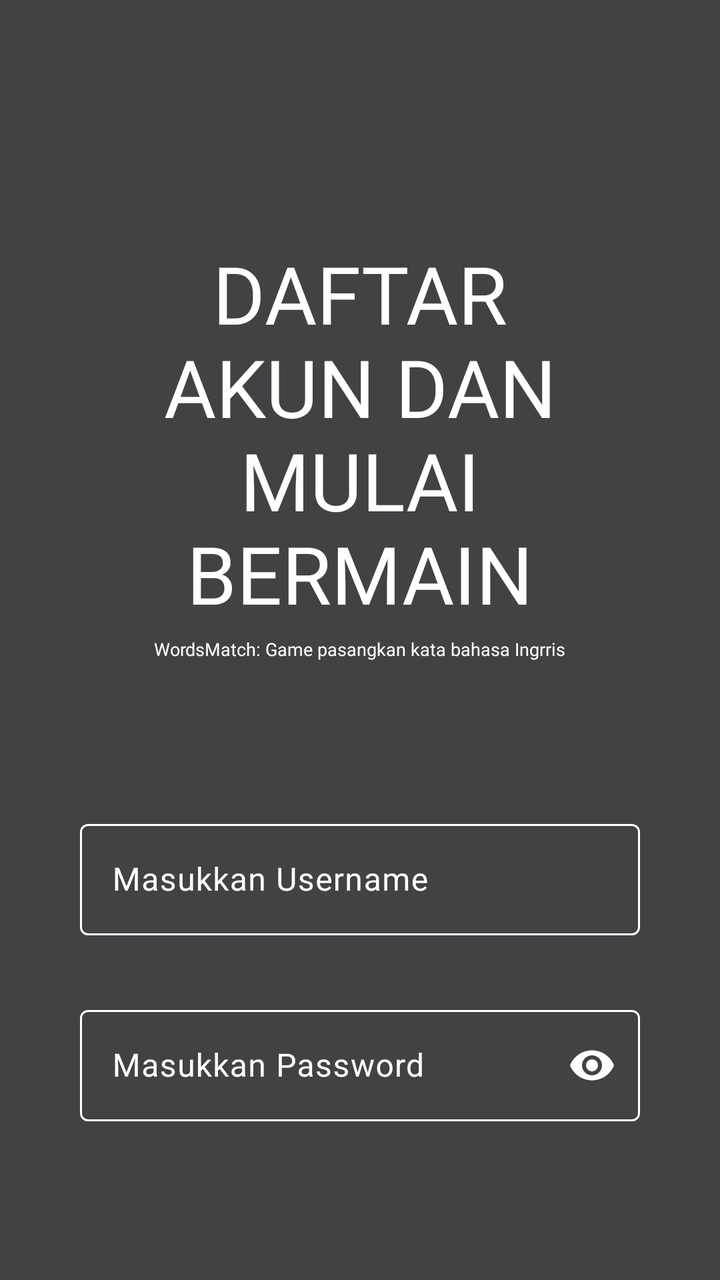
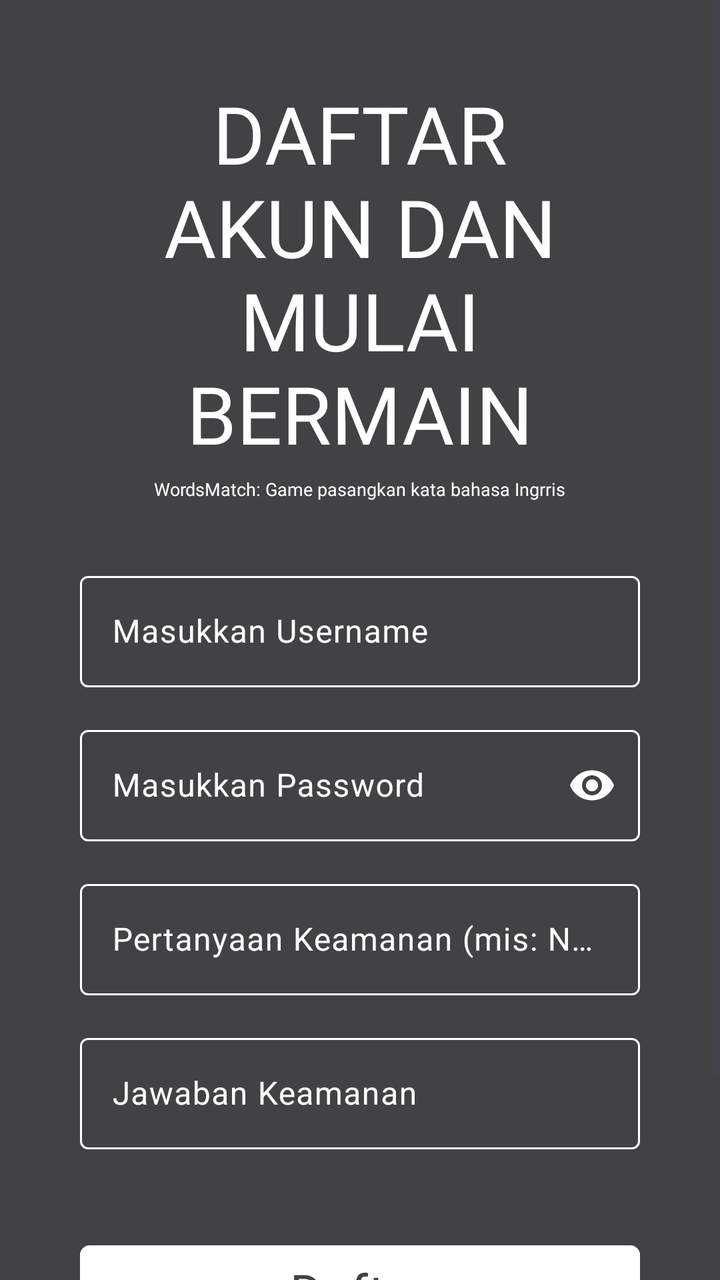

Before-and-after screenshots of an Android layout around one commit, followed by the original layout XML and the change that was made.
<!-- AndroidManifest.xml: application theme Theme.WordsMatch -->
<!-- res/layout/activity_daftar_akun.xml -->
<?xml version="1.0" encoding="utf-8"?>
<LinearLayout xmlns:android="http://schemas.android.com/apk/res/android"
    xmlns:app="http://schemas.android.com/apk/res-auto"
    xmlns:tools="http://schemas.android.com/tools"
    android:id="@+id/main"
    android:layout_width="match_parent"
    android:layout_height="match_parent"
    tools:context=".DaftarAkun"
    android:background="@color/main_color"
    android:orientation="vertical"
    >
    <LinearLayout
        android:layout_width="326dp"
        android:layout_height="wrap_content"
        android:layout_gravity="center"
        android:layout_marginTop="120dp"
        android:orientation="vertical"
        android:gravity="center"
        android:layout_marginBottom="60dp"
        >
        <TextView
            android:layout_width="230dp"
            android:layout_height="wrap_content"
            android:text="DAFTAR AKUN DAN MULAI BERMAIN"
            android:fontFamily="@font/american_captain"
            android:textColor="@color/white"
            android:textSize="40dp"
            android:textAlignment="center"
            android:layout_gravity="center"
            />
        <TextView
            android:layout_marginTop="5dp"
            android:layout_width="wrap_content"
            android:layout_height="wrap_content"
            android:text="WordsMatch: Game pasangkan kata bahasa Ingrris"
            android:textColor="@color/white"
            android:fontFamily="@font/arca_majora_3_bold"
            android:textSize="9dp"
            android:layout_gravity="center"
            />

    </LinearLayout>

    <com.google.android.material.textfield.TextInputLayout
        android:id="@+id/layoutUsername"
        android:layout_width="280dp"
        android:layout_gravity="center"
        android:layout_height="wrap_content"
        android:layout_margin="16dp"
        android:hint="Masukkan Username"
        app:hintTextColor="@color/white"
        android:textColorHint="@color/white"
        app:boxStrokeColor="@color/input_stroke_color"
        >

        <com.google.android.material.textfield.TextInputEditText
            android:id="@+id/inputUsername"
            android:layout_width="match_parent"
            android:layout_height="wrap_content"
            android:textColor="@color/white"
            android:inputType="textPersonName" />

    </com.google.android.material.textfield.TextInputLayout>

    <com.google.android.material.textfield.TextInputLayout
        android:id="@+id/layoutPassword"
        android:layout_width="280dp"
        android:layout_gravity="center"
        android:layout_height="wrap_content"
        android:layout_margin="16dp"
        android:hint="Masukkan Password"
        app:hintTextColor="@color/white"
        android:textColorHint="@color/white"
        app:boxStrokeColor="@color/input_stroke_color"
        app:passwordToggleEnabled="true"
        app:passwordToggleTint="@color/white">

        <com.google.android.material.textfield.TextInputEditText
            android:id="@+id/inputPassword"
            android:layout_width="match_parent"
            android:layout_height="wrap_content"
            android:textColor="@color/white"
            android:inputType="textPassword" />

    </com.google.android.material.textfield.TextInputLayout>

    <LinearLayout
        android:layout_width="280dp"
        android:layout_marginTop="40dp"
        android:layout_gravity="center"
        android:layout_height="wrap_content"
        android:orientation="vertical"
        >

        <Button
            android:id="@+id/btnDaftar"
            android:layout_width="280dp"
            android:layout_height="wrap_content"
            android:layout_gravity="center"
            android:layout_marginTop="24dp"
            android:backgroundTint="@color/white"
            android:fontFamily="@font/american_captain"
            android:text="Daftar"
            android:textColor="@color/main_color"
            android:textSize="25dp"
            app:cornerRadius="5dp" />

        <TextView
            android:id="@+id/tvKeLogin"
            android:layout_width="wrap_content"
            android:layout_height="wrap_content"
            android:layout_gravity="center"
            android:layout_marginTop="16dp"
            android:padding="8dp"
            android:text="Sudah punya akun? Login"
            android:textColor="@color/white"
            />


    </LinearLayout>

</LinearLayout>
<!-- resources referenced by this layout -->
<resources>
  <color name="main_color">#424245</color>
  <color name="white">#FFFFFFFF</color>
  <style name="Theme.WordsMatch" parent="Base.Theme.WordsMatch" />
  <style name="Base.Theme.WordsMatch" parent="Theme.Material3.DayNight.NoActionBar">
          
          
      </style>
</resources>

<!-- the commit's change to res/layout/activity_daftar_akun.xml (unified diff, before → after) -->
@@ -1,122 +1,164 @@
-<?xml version="1.0" encoding="utf-8"?>
-<LinearLayout xmlns:android="http://schemas.android.com/apk/res/android"
+<ScrollView xmlns:android="http://schemas.android.com/apk/res/android"
     xmlns:app="http://schemas.android.com/apk/res-auto"
     xmlns:tools="http://schemas.android.com/tools"
     android:id="@+id/main"
     android:layout_width="match_parent"
     android:layout_height="match_parent"
-    tools:context=".DaftarAkun"
+    android:fillViewport="true"
     android:background="@color/main_color"
-    android:orientation="vertical"
-    >
+    tools:context=".DaftarAkun">
+
     <LinearLayout
-        android:layout_width="326dp"
+        android:layout_width="match_parent"
         android:layout_height="wrap_content"
-        android:layout_gravity="center"
-        android:layout_marginTop="120dp"
         android:orientation="vertical"
         android:gravity="center"
-        android:layout_marginBottom="60dp"
-        >
-        <TextView
-            android:layout_width="230dp"
+        android:paddingTop="40dp"
+        android:paddingBottom="40dp">
+
+        <LinearLayout
+            android:layout_width="326dp"
             android:layout_height="wrap_content"
-            android:text="DAFTAR AKUN DAN MULAI BERMAIN"
-            android:fontFamily="@font/american_captain"
-            android:textColor="@color/white"
-            android:textSize="40dp"
-            android:textAlignment="center"
             android:layout_gravity="center"
-            />
-        <TextView
-            android:layout_marginTop="5dp"
-            android:layout_width="wrap_content"
+            android:orientation="vertical"
+            android:gravity="center"
+            android:layout_marginBottom="24dp">
+
+            <TextView
+                android:layout_width="230dp"
+                android:layout_height="wrap_content"
+                android:text="DAFTAR AKUN DAN MULAI BERMAIN"
+                android:fontFamily="@font/american_captain"
+                android:textColor="@color/white"
+                android:textSize="40dp"
+                android:textAlignment="center"
+                android:layout_gravity="center" />
+
+            <TextView
+                android:layout_marginTop="5dp"
+                android:layout_width="wrap_content"
+                android:layout_height="wrap_content"
+                android:text="WordsMatch: Game pasangkan kata bahasa Ingrris"
+                android:textColor="@color/white"
+                android:fontFamily="@font/arca_majora_3_bold"
+                android:textSize="9dp"
+                android:layout_gravity="center" />
+
+        </LinearLayout>
+
+        <com.google.android.material.textfield.TextInputLayout
+            android:id="@+id/layoutUsername"
+            android:layout_width="280dp"
+            android:layout_gravity="center"
             android:layout_height="wrap_content"
-            android:text="WordsMatch: Game pasangkan kata bahasa Ingrris"
-            android:textColor="@color/white"
-            android:fontFamily="@font/arca_majora_3_bold"
-            android:textSize="9dp"
+            android:layout_margin="8dp"
+            android:hint="Masukkan Username"
+            app:hintTextColor="@color/white"
+            android:textColorHint="@color/white"
+            app:boxStrokeColor="@color/input_stroke_color">
+
+            <com.google.android.material.textfield.TextInputEditText
+                android:id="@+id/inputUsername"
+                android:layout_width="match_parent"
+                android:layout_height="wrap_content"
+                android:textColor="@color/white"
+                android:inputType="textPersonName" />
+
+        </com.google.android.material.textfield.TextInputLayout>
+
+        <com.google.android.material.textfield.TextInputLayout
+            android:id="@+id/layoutPassword"
+            android:layout_width="280dp"
             android:layout_gravity="center"
-            />
+            android:layout_height="wrap_content"
+            android:layout_margin="8dp"
+            android:hint="Masukkan Password"
+            app:hintTextColor="@color/white"
+            android:textColorHint="@color/white"
+            app:boxStrokeColor="@color/input_stroke_color"
+            app:passwordToggleEnabled="true"
+            app:passwordToggleTint="@color/white">
+
+            <com.google.android.material.textfield.TextInputEditText
+                android:id="@+id/inputPassword"
+                android:layout_width="match_parent"
+                android:layout_height="wrap_content"
+                android:textColor="@color/white"
+                android:inputType="textPassword" />
+
+        </com.google.android.material.textfield.TextInputLayout>
+
+        <com.google.android.material.textfield.TextInputLayout
+            android:id="@+id/layoutPertanyaan"
+            android:layout_width="280dp"
+            android:layout_gravity="center"
+            android:layout_height="wrap_content"
+            android:layout_margin="8dp"
+            android:hint="Pertanyaan Keamanan (mis: Nama Ibu)"
+            app:hintTextColor="@color/white"
+            android:textColorHint="@color/white"
+            app:boxStrokeColor="@color/input_stroke_color">
+
+            <com.google.android.material.textfield.TextInputEditText
+                android:id="@+id/inputPertanyaan"
+                android:layout_width="match_parent"
+                android:layout_height="wrap_content"
+                android:textColor="@color/white"
+                android:inputType="text" />
+
+        </com.google.android.material.textfield.TextInputLayout>
+
+        <com.google.android.material.textfield.TextInputLayout
+            android:id="@+id/layoutJawaban"
+            android:layout_width="280dp"
+            android:layout_gravity="center"
+            android:layout_height="wrap_content"
+            android:layout_margin="8dp"
+            android:hint="Jawaban Keamanan"
+            app:hintTextColor="@color/white"
+            android:textColorHint="@color/white"
+            app:boxStrokeColor="@color/input_stroke_color">
+
+            <com.google.android.material.textfield.TextInputEditText
+                android:id="@+id/inputJawaban"
+                android:layout_width="match_parent"
+                android:layout_height="wrap_content"
+                android:textColor="@color/white"
+                android:inputType="text" />
+
+        </com.google.android.material.textfield.TextInputLayout>
+
+        <LinearLayout
+            android:layout_width="280dp"
+            android:layout_marginTop="20dp"
+            android:layout_gravity="center"
+            android:layout_height="wrap_content"
+            android:orientation="vertical">
+
+            <Button
+                android:id="@+id/btnDaftar"
+                android:layout_width="280dp"
+                android:layout_height="wrap_content"
+                android:layout_gravity="center"
+                android:layout_marginTop="16dp"
+                android:backgroundTint="@color/white"
+                android:fontFamily="@font/american_captain"
+                android:text="Daftar"
+                android:textColor="@color/main_color"
+                android:textSize="25dp"
+                app:cornerRadius="5dp" />
+
+            <TextView
+                android:id="@+id/tvKeLogin"
+                android:layout_width="wrap_content"
+                android:layout_height="wrap_content"
+                android:layout_gravity="center"
+                android:layout_marginTop="16dp"
+                android:padding="8dp"
+                android:text="Sudah punya akun? Login"
+                android:textColor="@color/white" />
+
+        </LinearLayout>
 
     </LinearLayout>
-
-    <com.google.android.material.textfield.TextInputLayout
-        android:id="@+id/layoutUsername"
-        android:layout_width="280dp"
-        android:layout_gravity="center"
-        android:layout_height="wrap_content"
-        android:layout_margin="16dp"
-        android:hint="Masukkan Username"
-        app:hintTextColor="@color/white"
-        android:textColorHint="@color/white"
-        app:boxStrokeColor="@color/input_stroke_color"
-        >
-
-        <com.google.android.material.textfield.TextInputEditText
-            android:id="@+id/inputUsername"
-            android:layout_width="match_parent"
-            android:layout_height="wrap_content"
-            android:textColor="@color/white"
-            android:inputType="textPersonName" />
-
-    </com.google.android.material.textfield.TextInputLayout>
-
-    <com.google.android.material.textfield.TextInputLayout
-        android:id="@+id/layoutPassword"
-        android:layout_width="280dp"
-        android:layout_gravity="center"
-        android:layout_height="wrap_content"
-        android:layout_margin="16dp"
-        android:hint="Masukkan Password"
-        app:hintTextColor="@color/white"
-        android:textColorHint="@color/white"
-        app:boxStrokeColor="@color/input_stroke_color"
-        app:passwordToggleEnabled="true"
-        app:passwordToggleTint="@color/white">
-
-        <com.google.android.material.textfield.TextInputEditText
-            android:id="@+id/inputPassword"
-            android:layout_width="match_parent"
-            android:layout_height="wrap_content"
-            android:textColor="@color/white"
-            android:inputType="textPassword" />
-
-    </com.google.android.material.textfield.TextInputLayout>
-
-    <LinearLayout
-        android:layout_width="280dp"
-        android:layout_marginTop="40dp"
-        android:layout_gravity="center"
-        android:layout_height="wrap_content"
-        android:orientation="vertical"
-        >
-
-        <Button
-            android:id="@+id/btnDaftar"
-            android:layout_width="280dp"
-            android:layout_height="wrap_content"
-            android:layout_gravity="center"
-            android:layout_marginTop="24dp"
-            android:backgroundTint="@color/white"
-            android:fontFamily="@font/american_captain"
-            android:text="Daftar"
-            android:textColor="@color/main_color"
-            android:textSize="25dp"
-            app:cornerRadius="5dp" />
-
-        <TextView
-            android:id="@+id/tvKeLogin"
-            android:layout_width="wrap_content"
-            android:layout_height="wrap_content"
-            android:layout_gravity="center"
-            android:layout_marginTop="16dp"
-            android:padding="8dp"
-            android:text="Sudah punya akun? Login"
-            android:textColor="@color/white"
-            />
-
-
-    </LinearLayout>
-
-</LinearLayout>
+</ScrollView>
